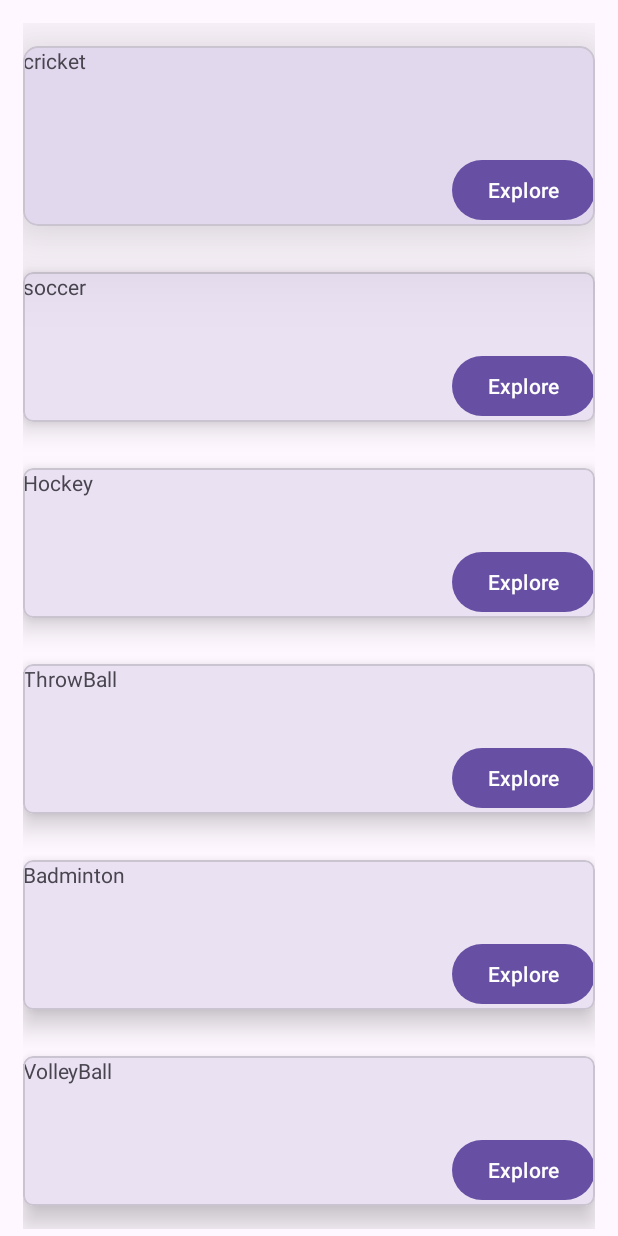
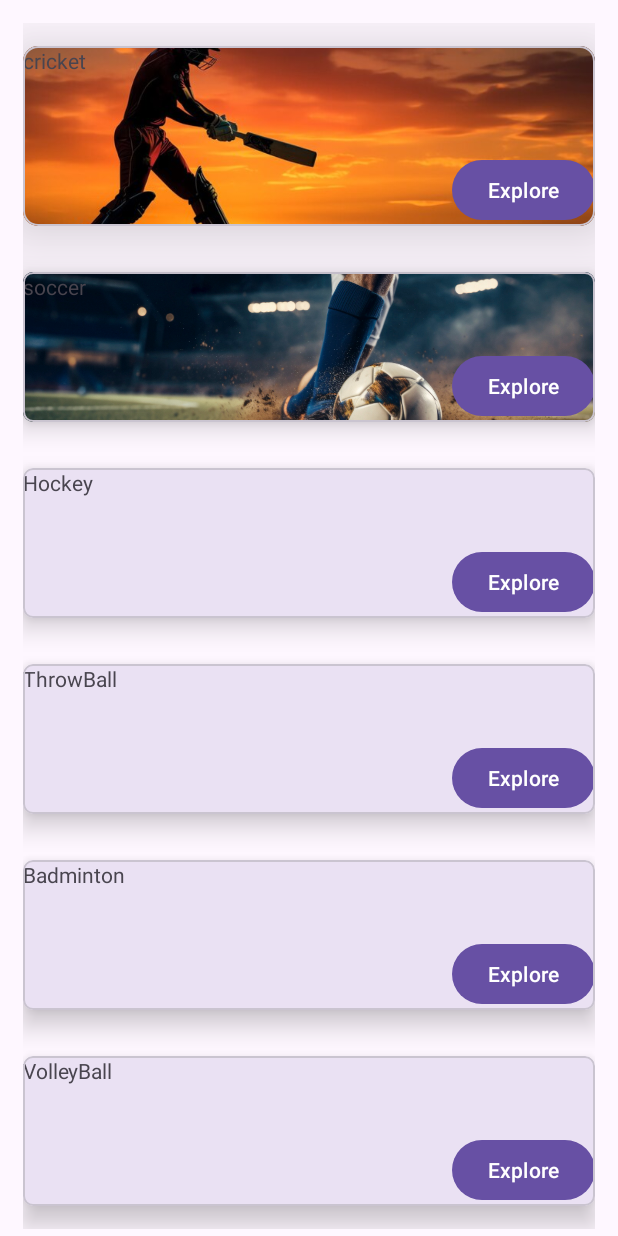
Before and after one commit to Dev-545/Lee, an Android app: the screen it shows after launch (MainActivity), on a phone screen of 412 x 824 dp. Run offline under Robolectric (Android 15) with nearby library versions, the phone set to English and light mode, and no system bars.

Commit message:
changes done in MainActivity

```diff
--- a/app/src/main/java/com/example/lee/MainActivity.java
+++ b/app/src/main/java/com/example/lee/MainActivity.java
@@ -17,7 +17,7 @@ public class MainActivity extends AppCompatActivity {
         super.onCreate(savedInstanceState);
         EdgeToEdge.enable(this);
         setContentView(R.layout.activity_main);
-        cardView = findViewById(R.id.c1);
+        cardView = findViewById(R.id.c);
 
         cardView.setPreventCornerOverlap(false);
 
--- a/app/src/main/java/com/example/lee/OnBoardingScreen.java
+++ b/app/src/main/java/com/example/lee/OnBoardingScreen.java
@@ -73,7 +73,7 @@ public class OnBoardingScreen extends AppCompatActivity {
                 if (getItem(0) <2){
                     slideViewPager.setCurrentItem(getItem(1), true);
                 }else{
-                    Intent intent = new Intent(OnBoardingScreen.this, LoginScreen.class);
+                    Intent intent = new Intent(OnBoardingScreen.this, MainActivity.class);
                     startActivity(intent);
                     finish();
                 }
@@ -82,7 +82,7 @@ public class OnBoardingScreen extends AppCompatActivity {
         skipbt.setOnClickListener(new View.OnClickListener() {
             @Override
             public void onClick(View v) {
-                Intent intent = new Intent(OnBoardingScreen.this, LoginScreen.class);
+                Intent intent = new Intent(OnBoardingScreen.this, MainActivity.class);
                 startActivity(intent);
                 finish();
 
--- a/app/src/main/res/layout/activity_main.xml
+++ b/app/src/main/res/layout/activity_main.xml
@@ -15,12 +15,21 @@
         android:padding="15dp">
 <!-- Cricket       -->
         <com.google.android.material.card.MaterialCardView
+            android:id="@+id/c"
             android:layout_width="match_parent"
             android:layout_height="120dp"
             android:layout_marginVertical="15dp"
             app:cardElevation="55px"
             app:cardCornerRadius="15px"
-            android:background="@drawable/cricket_bg">
+            >
+            <ImageView
+
+                android:layout_width="match_parent"
+                android:layout_height="match_parent"
+                android:src="@drawable/cricket_bg"
+                android:adjustViewBounds="true"
+                android:scaleType="centerCrop"/>
+
             <TextView
                 android:layout_width="match_parent"
                 android:layout_height="wrap_content"
@@ -40,8 +49,14 @@
             android:layout_height="100dp"
             android:layout_marginVertical="15dp"
             app:cardElevation="15px"
-            app:cardCornerRadius="10px"
-            android:background="@drawable/cricket_bg">
+            app:cardCornerRadius="10px">
+
+            <ImageView
+                android:layout_width="match_parent"
+                android:layout_height="match_parent"
+                android:src="@drawable/soccer_bg"
+                android:adjustViewBounds="true"
+                android:scaleType="centerCrop"/>
             <TextView
                 android:layout_width="match_parent"
                 android:layout_height="wrap_content"
```
Also changed, not shown: app/src/main/res/drawable/soccer_bg.jpg (added).
